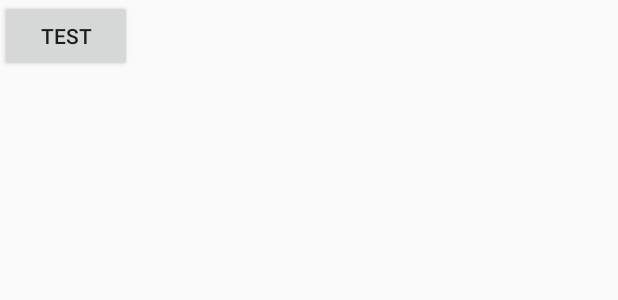
After one commit to linshunm/iUtils, an Android app: the layout activity_jni_test.xml on its own in the app's theme, with its tools: preview values and no code run, on a phone screen of 412 x 824 dp. The commit adds this screen. Shown: the top 300 px of the screen. Run offline under Robolectric (Android 15) with nearby library versions, the phone set to English and light mode, and no system bars; network calls fail.

```diff
--- a/app/src/main/java/com/iutils/framework/JniTest.java
+++ b/app/src/main/java/com/iutils/framework/JniTest.java
@@ -11,6 +11,8 @@ public class JniTest {
      */
     public static native String getPackageName(Object o);
 
+    public native int[][] get2Array(int dimon);
+
     /**
      * 加载so库或jni库，在使用到该库之前加载就行，不一定非要写在这个类内
      * 系统自己会判断扩展名是dll还是so,这里加载libJNI_ANDROID_TEST.so
--- a/app/src/main/java/com/iutils/main/view/MainActivity.java
+++ b/app/src/main/java/com/iutils/main/view/MainActivity.java
@@ -11,6 +11,7 @@ import android.widget.TextView;
 import com.iutils.R;
 import com.iutils.common.BaseActivity;
 import com.iutils.framework.JniTest;
+import com.iutils.framework.JniTestActivity;
 import com.iutils.hook.HookHelper;
 import com.iutils.leak.StaticInnerClassActivity;
 import com.iutils.main.presenter.MainPresenter;
@@ -96,7 +97,7 @@ public class MainActivity extends BaseActivity implements IMainView, View.OnClic
     public void onClick(View v) {
         switch (v.getId()) {
             case R.id.btn_test: {
-                Intent intent = new Intent(this, StaticInnerClassActivity.class);
+                Intent intent = new Intent(this, JniTestActivity.class);
                 getApplicationContext().startActivity(intent);
                 break;
             }
--- /dev/null
+++ b/app/src/main/res/layout/activity_jni_test.xml
@@ -0,0 +1,20 @@
+<?xml version="1.0" encoding="utf-8"?>
+<LinearLayout
+    xmlns:android="http://schemas.android.com/apk/res/android"
+    xmlns:tools="http://schemas.android.com/tools"
+    android:layout_width="match_parent"
+    android:layout_height="match_parent"
+    android:orientation="vertical"
+    tools:context=".framework.JniTestActivity">
+
+    <Button
+        android:id="@+id/btn_test"
+        android:layout_width="wrap_content"
+        android:layout_height="wrap_content"
+        android:text="Test"/>
+
+    <TextView
+        android:id="@+id/tv_info"
+        android:layout_width="match_parent"
+        android:layout_height="wrap_content"/>
+</LinearLayout>
```
Also changed, not shown: app/build.gradle (+8 -0 lines), app/src/main/AndroidManifest.xml (+24 -22 lines), app/src/main/java/com/iutils/database/DBUtil.java (added, +35 -0 lines), app/src/main/java/com/iutils/framework/JniTestActivity.java (added, +58 -0 lines), app/src/main/java/com/iutils/test/Test.java (+13 -6 lines), 2 other files.
